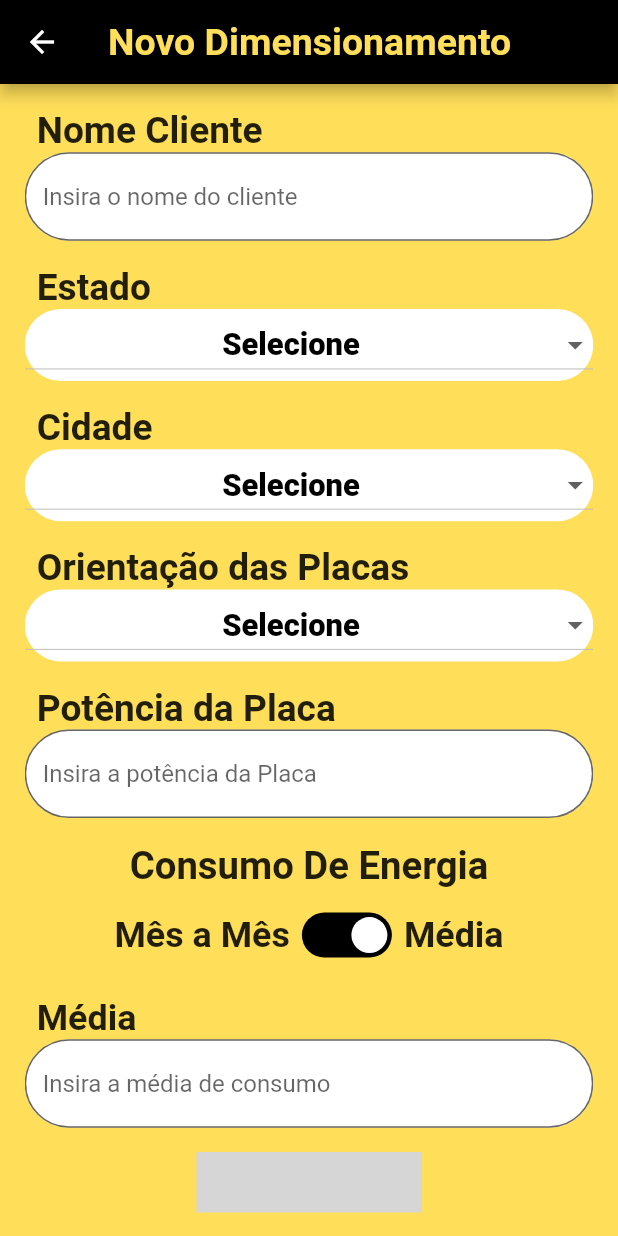
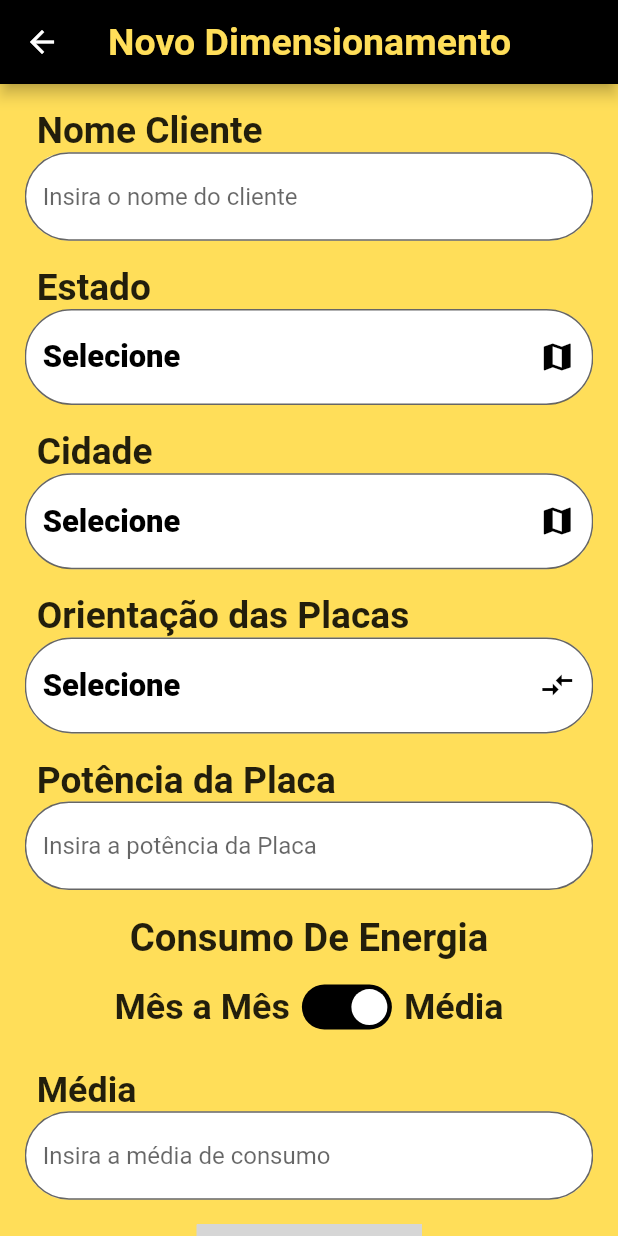
Before and after one commit to jameshirxlehor/sunLight, a Flutter app: the screen it shows after launch, after a tap on "Novo", on a phone screen of 412 x 824 dp. Run offline on Flutter 3.47's test engine with Material 3 defaults, Android fonts, the phone set to English and light mode, and no system bars; our stand-ins replace card_swiper, sqflite; missing offline and left inert: easy_loading_button; accounts and stored records are empty; grey boxes are pictures that could not be loaded.

Commit message:
Arredondando campos e mudando icones

```diff
--- a/lib/pages/novoDimensionamento.dart
+++ b/lib/pages/novoDimensionamento.dart
@@ -3,7 +3,6 @@ import 'package:easy_loading_button/easy_loading_button.dart';
 import 'package:flutter/material.dart';
 import 'package:sunlight/calculos/producaomensal.dart';
 import 'package:sunlight/model/calculogeracao.dart';
-import 'package:sunlight/model/producaototal.dart';
 import 'package:sunlight/pages/resultadoDimensionamento.dart';
 import 'package:sunlight/widgets/styledSwitch.dart';
 import 'package:sunlight/model/infocidade.dart';
@@ -72,14 +71,14 @@ class _NovoDimensionamentoState extends State<NovoDimensionamento> {
 
   _getDropDownMenuOrientacao(double altura) {
     List<String> items = ["Norte", "Sul", "Leste", "Oeste"];
-    return Container(
-      decoration: BoxDecoration(
-        borderRadius: BorderRadius.circular(25),
-        color: Colors.white,
+    return DropdownButtonFormField(
+      decoration: InputDecoration(
+          border: OutlineInputBorder(borderRadius: BorderRadius.circular(altura*0.038),borderSide: BorderSide(color: Colors.black)),
+          focusedBorder: OutlineInputBorder(borderRadius: BorderRadius.circular(altura*0.038),borderSide: BorderSide(color: Colors.black)),
+          fillColor: Colors.white,
+          filled: true
       ),
-      child: DropdownButton<String>(
-        borderRadius: BorderRadius.circular(15),
-        alignment: Alignment.center,
+      icon: Icon(Icons.compare_arrows,color: Colors.black),
       focusColor: Colors.transparent,
       menuMaxHeight: altura*0.55,
       hint: Text(dropDownMenuOrientacao,style: const TextStyle(color: Colors.black)),
@@ -97,25 +96,24 @@ class _NovoDimensionamentoState extends State<NovoDimensionamento> {
         dropDownMenuOrientacao = selected.toString();
         setState(() {});
       },
-      ),
     );
   }
 
   _getDropDownMenuEstado(List<String> items, double altura) {
-    return Container(
-      decoration: BoxDecoration(
-        borderRadius: BorderRadius.circular(25),
-        color: Colors.white,
+    return DropdownButtonFormField(
+      decoration: InputDecoration(
+        border: OutlineInputBorder(borderRadius: BorderRadius.circular(altura*0.038),borderSide: BorderSide(color: Colors.black)),
+        focusedBorder: OutlineInputBorder(borderRadius: BorderRadius.circular(altura*0.038),borderSide: BorderSide(color: Colors.black)),
+        fillColor: Colors.white,
+        filled: true
       ),
-      child: DropdownButton<String>(
-        borderRadius: BorderRadius.circular(15),
-        alignment: Alignment.center,
+      icon: Icon(Icons.map,color: Colors.black),
       focusColor: Colors.transparent,
       menuMaxHeight: altura*0.55,
       hint: Text(textoDropDownEstado,style: const TextStyle(color: Colors.black)),
       dropdownColor: Colors.white,
       isExpanded: true,
-        style: TextStyle(fontWeight: FontWeight.w800,fontSize: altura*0.025,color: Colors.black),
+      style: TextStyle(fontWeight: FontWeight.w900,fontSize: altura*0.025,color: Colors.black),
       items: [
         for (var item in items)
           DropdownMenuItem(
@@ -127,19 +125,18 @@ class _NovoDimensionamentoState extends State<NovoDimensionamento> {
         textoDropDownEstado = selected.toString();
         setState(() {});
       },
-      ),
     );
   }
 
   _getDropDownMenuCidades(List<String> items, double altura) {
-    return Container(
-      decoration: BoxDecoration(
-        borderRadius: BorderRadius.circular(25),
-        color: Colors.white,
+    return DropdownButtonFormField(
+      decoration: InputDecoration(
+          border: OutlineInputBorder(borderRadius: BorderRadius.circular(altura*0.038),borderSide: BorderSide(color: Colors.black)),
+          focusedBorder: OutlineInputBorder(borderRadius: BorderRadius.circular(altura*0.038),borderSide: BorderSide(color: Colors.black)),
+          fillColor: Colors.white,
+          filled: true
       ),
-      child: DropdownButton<String>(
-        borderRadius: BorderRadius.circular(15),
-        alignment: Alignment.center,
+      icon: Icon(Icons.map,color: Colors.black),
       focusColor: Colors.transparent,
       menuMaxHeight: altura*0.55,
       hint: Text(textoDropDownCidade,style: TextStyle(color: Colors.black)),
@@ -157,7 +154,6 @@ class _NovoDimensionamentoState extends State<NovoDimensionamento> {
         textoDropDownCidade = selected.toString();
         setState(() {});
       },
-      ),
     );
   }
 
@@ -189,7 +185,7 @@ class _NovoDimensionamentoState extends State<NovoDimensionamento> {
         hintText: hintText,
         filled: true,
         fillColor: Colors.white,
-        labelStyle: TextStyle(color: Colors.black, fontSize: 40),
+        labelStyle: TextStyle(color: Colors.black, fontSize: 40,fontWeight: FontWeight.w900),
         suffixText: suffixText,
         //errorText: "Campo Obrigatório",
         focusedBorder: OutlineInputBorder(
```
Lines whose indentation alone changed are shown as unchanged.
